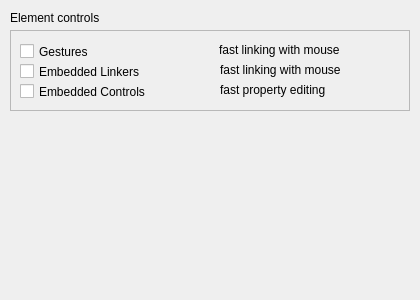
Above: qrgui/dialogs/preferencesPages/featuresPage.ui from qreal/qreal before the change. Below: the same form after it.
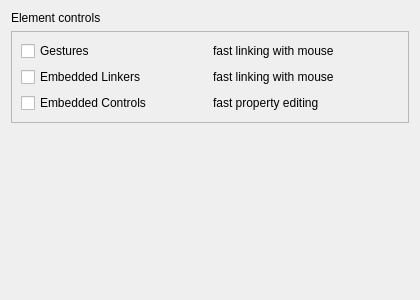
That is the form after the change.

What changed in the file:
```diff
--- a/qrgui/dialogs/preferencesPages/featuresPage.ui
+++ b/qrgui/dialogs/preferencesPages/featuresPage.ui
@@ -10,113 +10,88 @@
     <height>300</height>
    </rect>
   </property>
+  <property name="sizePolicy">
+   <sizepolicy hsizetype="Expanding" vsizetype="Expanding">
+    <horstretch>0</horstretch>
+    <verstretch>0</verstretch>
+   </sizepolicy>
+  </property>
+  <layout class="QVBoxLayout" name="verticalLayout">
+   <item>
+    <widget class="QLabel" name="label_1">
+     <property name="text">
+      <string>Element controls</string>
+     </property>
+    </widget>
+   </item>
+   <item>
   <widget class="QFrame" name="frame_1">
-   <property name="geometry">
-    <rect>
-     <x>10</x>
-     <y>30</y>
-     <width>400</width>
-     <height>81</height>
-    </rect>
-   </property>
    <property name="frameShape">
     <enum>QFrame::StyledPanel</enum>
    </property>
    <property name="frameShadow">
     <enum>QFrame::Raised</enum>
    </property>
+     <layout class="QGridLayout" name="gridLayout">
+      <item row="0" column="0">
    <widget class="QCheckBox" name="gesturesCheckBox">
-    <property name="geometry">
-     <rect>
-      <x>10</x>
-      <y>10</y>
-      <width>181</width>
-      <height>23</height>
-     </rect>
-    </property>
     <property name="text">
      <string>Gestures</string>
     </property>
    </widget>
-   <widget class="QCheckBox" name="embeddedLinkersCheckBox">
-    <property name="geometry">
-     <rect>
-      <x>10</x>
-      <y>30</y>
-      <width>181</width>
-      <height>23</height>
-     </rect>
-    </property>
-    <property name="text">
-     <string>Embedded Linkers</string>
-    </property>
-   </widget>
-   <widget class="QCheckBox" name="embeddedControlsCheckBox">
-    <property name="geometry">
-     <rect>
-      <x>10</x>
-      <y>50</y>
-      <width>181</width>
-      <height>23</height>
-     </rect>
-    </property>
-    <property name="text">
-     <string>Embedded Controls</string>
-    </property>
-   </widget>
+      </item>
+      <item row="0" column="1">
    <widget class="QLabel" name="label">
-    <property name="geometry">
-     <rect>
-      <x>209</x>
-      <y>10</y>
-      <width>181</width>
-      <height>20</height>
-     </rect>
-    </property>
     <property name="text">
      <string>fast linking with mouse</string>
     </property>
    </widget>
+      </item>
+      <item row="1" column="1">
    <widget class="QLabel" name="label_2">
-    <property name="geometry">
-     <rect>
-      <x>210</x>
-      <y>30</y>
-      <width>181</width>
-      <height>20</height>
-     </rect>
-    </property>
     <property name="text">
      <string>fast linking with mouse</string>
     </property>
    </widget>
+      </item>
+      <item row="1" column="0">
+       <widget class="QCheckBox" name="embeddedLinkersCheckBox">
+        <property name="text">
+         <string>Embedded Linkers</string>
+        </property>
+       </widget>
+      </item>
+      <item row="2" column="1">
    <widget class="QLabel" name="label_3">
-    <property name="geometry">
-     <rect>
-      <x>210</x>
-      <y>50</y>
-      <width>181</width>
-      <height>20</height>
-     </rect>
-    </property>
     <property name="text">
      <string>fast property editing</string>
     </property>
    </widget>
-  </widget>
-  <widget class="QLabel" name="label_1">
-   <property name="geometry">
-    <rect>
-     <x>10</x>
-     <y>10</y>
-     <width>141</width>
-     <height>16</height>
-    </rect>
-   </property>
+      </item>
+      <item row="2" column="0">
+       <widget class="QCheckBox" name="embeddedControlsCheckBox">
    <property name="text">
-    <string>Element controls</string>
-   </property>
-  </widget>
+         <string>Embedded Controls</string>
+        </property>
+       </widget>
+      </item>
+     </layout>
+    </widget>
+   </item>
+   <item>
+    <spacer name="verticalSpacer">
+     <property name="orientation">
+      <enum>Qt::Vertical</enum>
+     </property>
+     <property name="sizeHint" stdset="0">
+      <size>
+       <width>20</width>
+       <height>40</height>
+      </size>
+     </property>
+    </spacer>
+   </item>
+  </layout>
  </widget>
  <resources/>
  <connections/>
```
Lines whose indentation alone changed are shown as unchanged.
